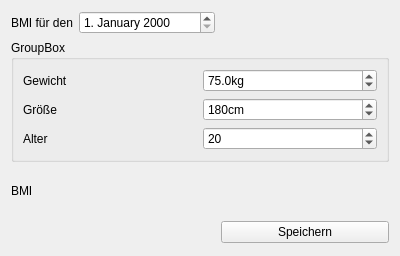
First picture: the form in bmiwidget.ui, repository cniehaus/tomate, before the edit.
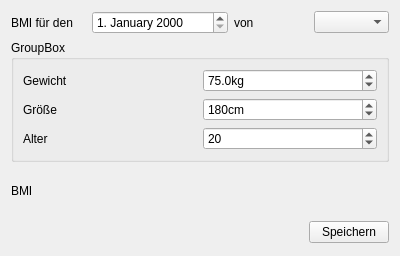
Second picture: the form after the edit.

Commit message: Make more use of the personsclasses

What changed in the file:
```diff
--- a/bmiwidget.ui
+++ b/bmiwidget.ui
@@ -13,34 +13,41 @@
    <string>Form</string>
   </property>
   <layout class="QGridLayout" >
-   <item row="0" column="0" >
+   <item row="0" column="0" colspan="2" >
+    <layout class="QHBoxLayout" >
+     <item>
     <widget class="QLabel" name="label_4" >
      <property name="text" >
       <string>BMI für den</string>
      </property>
-    </widget>
-   </item>
-   <item row="0" column="1" >
+       <property name="buddy" >
+        <cstring>dateEdit</cstring>
+       </property>
+      </widget>
+     </item>
+     <item>
     <widget class="QDateEdit" name="dateEdit" >
      <property name="displayFormat" >
       <string>d. MMMM yyyy</string>
      </property>
     </widget>
    </item>
-   <item row="0" column="2" >
-    <spacer>
-     <property name="orientation" >
-      <enum>Qt::Horizontal</enum>
-     </property>
-     <property name="sizeHint" >
-      <size>
-       <width>40</width>
-       <height>20</height>
-      </size>
-     </property>
-    </spacer>
-   </item>
-   <item row="1" column="0" colspan="3" >
+     <item>
+      <widget class="QLabel" name="label_6" >
+       <property name="text" >
+        <string>von</string>
+       </property>
+       <property name="buddy" >
+        <cstring>personsCombo</cstring>
+       </property>
+      </widget>
+     </item>
+     <item>
+      <widget class="QComboBox" name="personsCombo" />
+     </item>
+    </layout>
+   </item>
+   <item row="1" column="0" colspan="2" >
     <widget class="QGroupBox" name="groupBox" >
      <property name="title" >
       <string>GroupBox</string>
@@ -124,7 +131,7 @@
      </layout>
     </widget>
    </item>
-   <item row="2" column="0" colspan="3" >
+   <item row="2" column="0" colspan="2" >
     <layout class="QHBoxLayout" >
      <item>
       <widget class="QLabel" name="label_5" >
@@ -147,7 +154,7 @@
      </item>
     </layout>
    </item>
-   <item row="3" column="0" colspan="2" >
+   <item row="3" column="0" >
     <spacer>
      <property name="orientation" >
       <enum>Qt::Horizontal</enum>
@@ -160,7 +167,7 @@
      </property>
     </spacer>
    </item>
-   <item row="3" column="2" >
+   <item row="3" column="1" >
     <widget class="QPushButton" name="pushButton" >
      <property name="whatsThis" >
       <string>Speichert das Gewicht</string>
```
Lines whose indentation alone changed are shown as unchanged. The commit also changes 2 other files.
